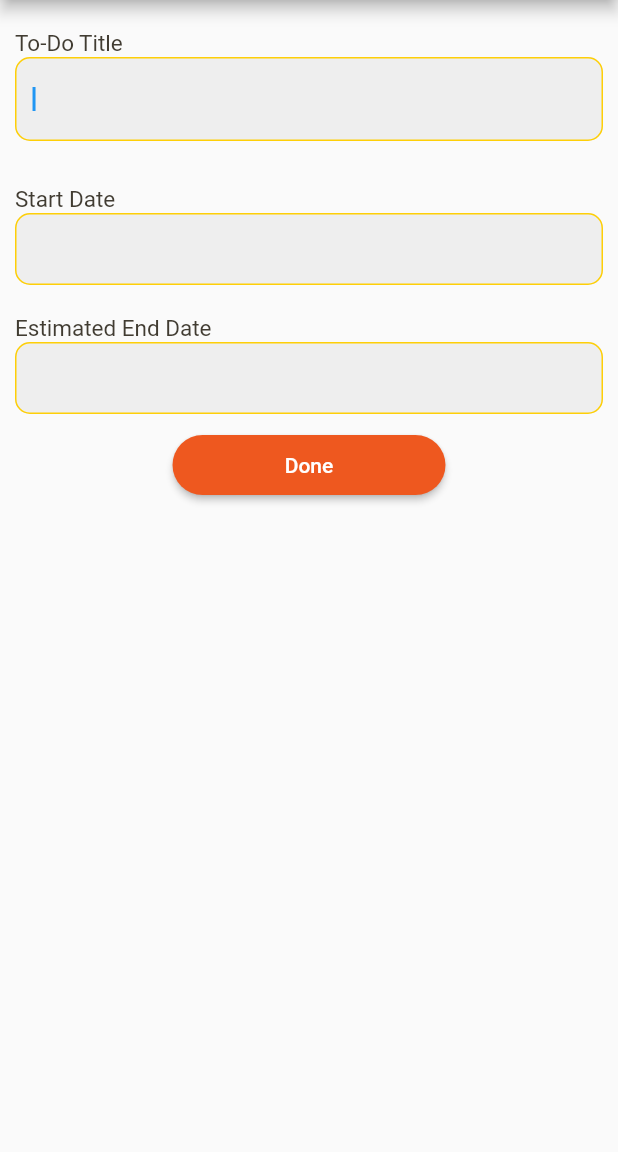
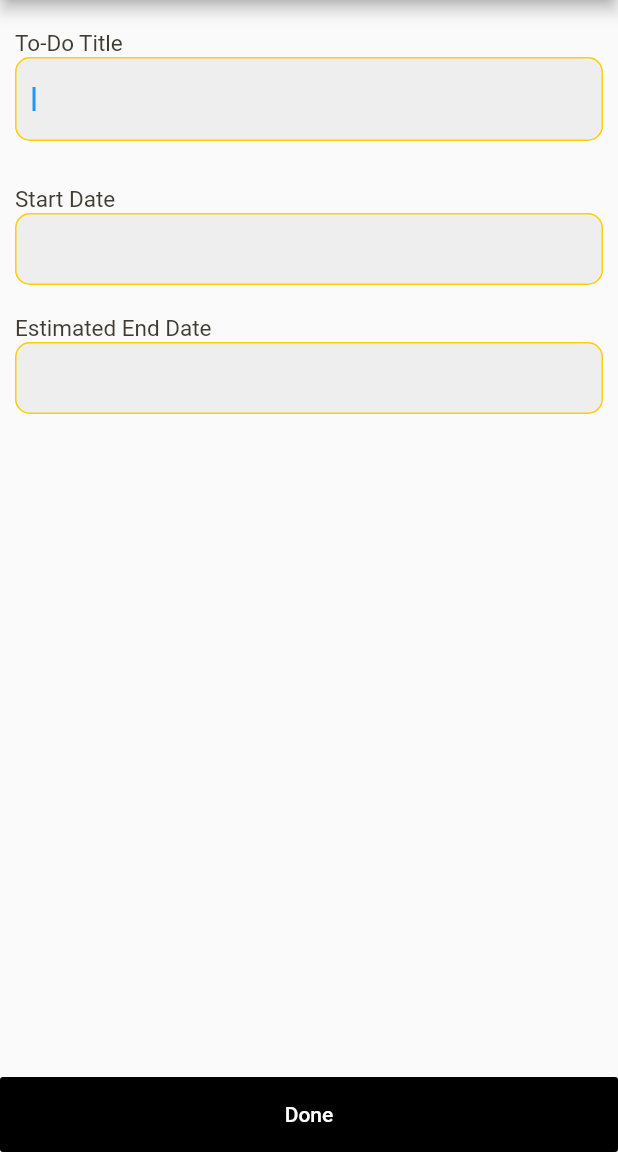
Before and after one commit to aizuddin37/etiqa_app, a Flutter app: the MyHomePage screen opened by its route, after a tap on the "add" icon, on a phone screen of 412 x 824 dp, the part 84-1236 px from its top. Run offline on Flutter 3.47's test engine with Material 2 defaults, Android fonts, the phone set to English and light mode, and no system bars; our stand-ins replace cloud_firestore, equatable, firebase_core, flutter_bloc, flutter_spinkit, lottie; accounts and stored records are empty.

Commit message:
Final update on the finished the application from the task given

```diff
--- a/lib/pages/createlistpage.dart
+++ b/lib/pages/createlistpage.dart
@@ -7,6 +7,7 @@ import 'package:flutter/src/widgets/framework.dart';
 import 'package:flutter_bloc/flutter_bloc.dart';
 import 'package:intl/intl.dart';
 import 'package:maybank_app/cubit/list_cubit.dart';
+import 'package:maybank_app/models/todoList.dart';
 import 'package:maybank_app/pages/homepage.dart';
 import 'package:maybank_app/shared/loadingcontroller.dart';
 
@@ -14,10 +15,9 @@ import '../shared/color-helper.dart';
 
 class CreateListPage extends StatefulWidget {
   static String routeName = '/create-list-page';
+  final int listLength;
 
-  const CreateListPage({
-    Key? key,
-  }) : super(key: key);
+  const CreateListPage({Key? key, required this.listLength}) : super(key: key);
 
   @override
   State<CreateListPage> createState() => _CreateListPageState();
@@ -39,7 +39,26 @@ class _CreateListPageState extends State<CreateListPage> {
     end_date.selection =
         TextSelection.fromPosition(TextPosition(offset: end_date.text.length));
 
+    return BlocProvider(
+      create: (context) => ListCubit()..init(),
+      child: BlocBuilder<ListCubit, ListState>(
+        builder: (context, state) {
           return Scaffold(
+            bottomNavigationBar: FlatButton(
+                onPressed: () {
+                  context.read<ListCubit>().onAddList(_selectedstartDate,
+                      _selectedendDate, title.text, state.list.length + 1);
+                },
+                color: Colors.black,
+                child: Container(
+                  width: double.infinity,
+                  height: 50,
+                  child: Center(
+                      child: Text(
+                    "Done",
+                    style: TextStyle(color: Colors.white),
+                  )),
+                )),
             appBar: AppBar(
               backgroundColor: primaryColor,
               foregroundColor: Colors.black,
@@ -56,8 +75,6 @@ class _CreateListPageState extends State<CreateListPage> {
                   minWidth: MediaQuery.of(context).size.width,
                   minHeight: MediaQuery.of(context).size.height,
                 ),
-          child: BlocProvider(
-            create: (context) => ListCubit()..init(),
                 child: BlocConsumer<ListCubit, ListState>(
                     builder: (context, state) {
                       if (state.list != null) {
@@ -72,7 +89,8 @@ class _CreateListPageState extends State<CreateListPage> {
                                 child: Column(
                                   children: [
                                     Row(
-                                  mainAxisAlignment: MainAxisAlignment.start,
+                                      mainAxisAlignment:
+                                          MainAxisAlignment.start,
                                       children: [
                                         Text('To-Do Title ',
                                             style: TextStyle(
@@ -87,7 +105,8 @@ class _CreateListPageState extends State<CreateListPage> {
                                       style: Theme.of(context)
                                           .textTheme
                                           .subtitle2!
-                                      .copyWith(fontWeight: FontWeight.normal),
+                                          .copyWith(
+                                              fontWeight: FontWeight.normal),
                                       textCapitalization:
                                           TextCapitalization.sentences,
                                       controller: title,
@@ -130,7 +149,8 @@ class _CreateListPageState extends State<CreateListPage> {
                                 child: Column(
                                   children: [
                                     Row(
-                                  mainAxisAlignment: MainAxisAlignment.start,
+                                      mainAxisAlignment:
+                                          MainAxisAlignment.start,
                                       children: [
                                         Text('Start Date ',
                                             style: TextStyle(
@@ -145,7 +165,8 @@ class _CreateListPageState extends State<CreateListPage> {
                                       style: Theme.of(context)
                                           .textTheme
                                           .subtitle2!
-                                      .copyWith(fontWeight: FontWeight.normal),
+                                          .copyWith(
+                                              fontWeight: FontWeight.normal),
                                       textCapitalization:
                                           TextCapitalization.sentences,
                                       controller: start_date,
@@ -186,7 +207,8 @@ class _CreateListPageState extends State<CreateListPage> {
                                 child: Column(
                                   children: [
                                     Row(
-                                  mainAxisAlignment: MainAxisAlignment.start,
+                                      mainAxisAlignment:
+                                          MainAxisAlignment.start,
                                       children: [
                                         Text('Estimated End Date ',
                                             style: TextStyle(
@@ -201,7 +223,8 @@ class _CreateListPageState extends State<CreateListPage> {
                                       style: Theme.of(context)
                                           .textTheme
                                           .subtitle2!
-                                      .copyWith(fontWeight: FontWeight.normal),
+                                          .copyWith(
+                                              fontWeight: FontWeight.normal),
                                       textCapitalization:
                                           TextCapitalization.sentences,
                                       controller: end_date,
@@ -235,32 +258,6 @@ class _CreateListPageState extends State<CreateListPage> {
                                   ],
                                 ),
                               ),
-
-                          ElevatedButton(
-                              onPressed: () {
-                                context.read<ListCubit>().onAddList(
-                                    _selectedstartDate,
-                                    _selectedendDate,
-                                    title.text,
-                                    state.list.length + 1);
-                              },
-                              style: ButtonStyle(
-                                  shape: MaterialStateProperty.all<
-                                          RoundedRectangleBorder>(
-                                      RoundedRectangleBorder(
-                                          borderRadius:
-                                              BorderRadius.circular(25.0))),
-                                  backgroundColor: MaterialStateProperty.all(
-                                      Color.fromRGBO(238, 88, 31, 1))),
-                              child: Container(
-                                width: 150,
-                                height: 40,
-                                child: Center(
-                                    child: Text(
-                                  "Done",
-                                  style: TextStyle(color: Colors.white),
-                                )),
-                              ))
                             ],
                           ),
                         );
@@ -304,6 +301,8 @@ class _CreateListPageState extends State<CreateListPage> {
                     }),
               ),
             ),
+          );
+        },
       ),
     );
   }
--- a/lib/pages/homepage.dart
+++ b/lib/pages/homepage.dart
@@ -296,19 +296,27 @@ class _MyHomePageState extends State<MyHomePage> {
               }
             }),
         //--------------------------Floating Button-------------------------------------------------
-        floatingActionButton: Container(
+        floatingActionButton: BlocBuilder<ListCubit, ListState>(
+          builder: (context, state) {
+            return Container(
               height: 45,
               width: 45,
               child: FloatingActionButton(
                 elevation: 10,
                 onPressed: () {
-              Navigator.push(context,
-                  MaterialPageRoute(builder: (context) => CreateListPage()));
+                  Navigator.push(
+                      context,
+                      MaterialPageRoute(
+                          builder: (context) => CreateListPage(
+                                listLength: state.list.length,
+                              )));
                 },
                 backgroundColor: buttonColor,
                 tooltip: 'Increment',
                 child: const Icon(Icons.add),
               ),
+            );
+          },
         ),
         floatingActionButtonLocation: FloatingActionButtonLocation.centerFloat,
       ),
```
Also changed, not shown: lib/pages/editlistpage.dart (+40 -53 lines). Lines whose indentation alone changed are shown as unchanged.
